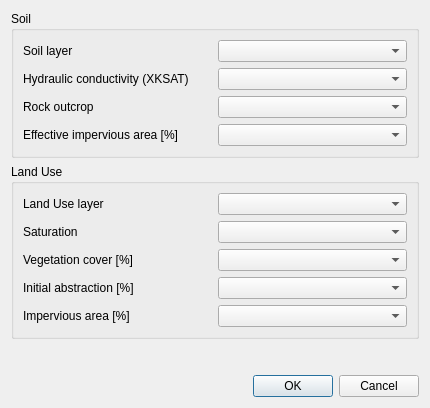
Before: the Qt Designer form flo2d/ui/infil_green_ampt.ui in FLO-2DSoftware/qgis-flo-2d-plugin, drawn with Qt 5.
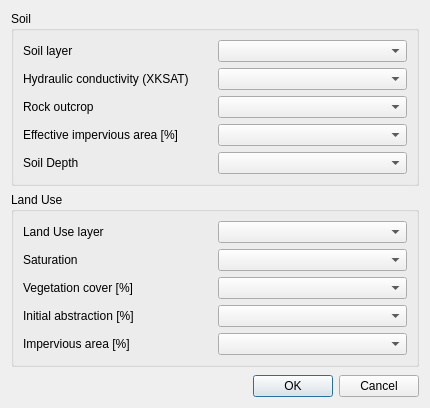
After: the same form once the commit is applied.

Diff of the .ui file:
```diff
--- a/flo2d/ui/infil_green_ampt.ui
+++ b/flo2d/ui/infil_green_ampt.ui
@@ -60,6 +60,16 @@
       <item row="0" column="1">
        <widget class="QComboBox" name="soil_cbo"/>
       </item>
+      <item row="4" column="1">
+       <widget class="QComboBox" name="soil_depth_cbo"/>
+      </item>
+      <item row="4" column="0">
+       <widget class="QLabel" name="label_10">
+        <property name="text">
+         <string>Soil Depth</string>
+        </property>
+       </widget>
+      </item>
      </layout>
     </widget>
    </item>
```
